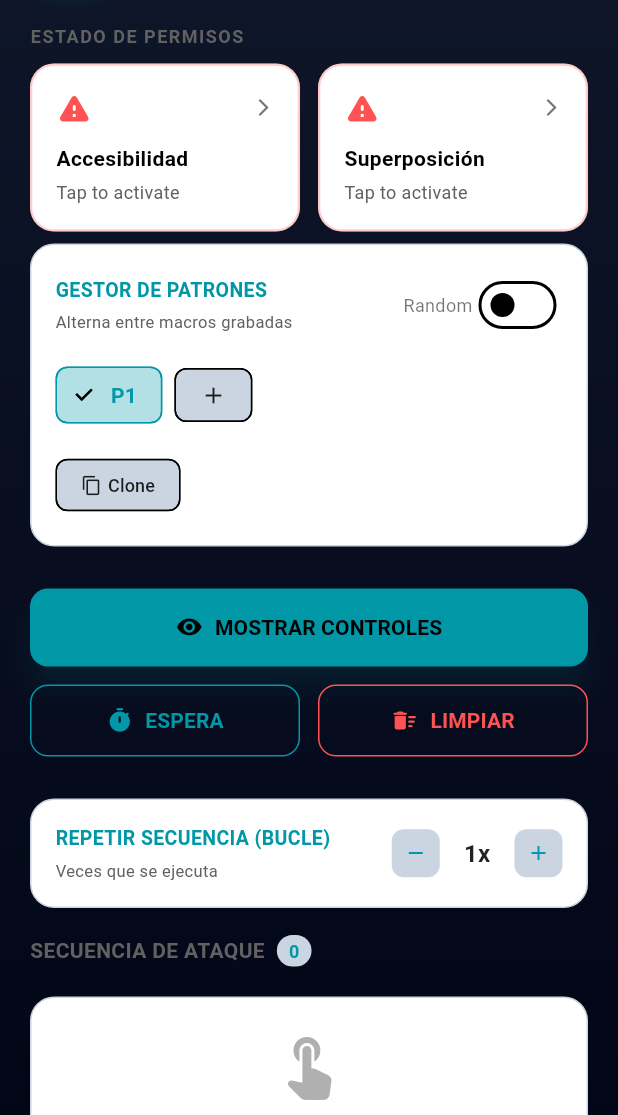
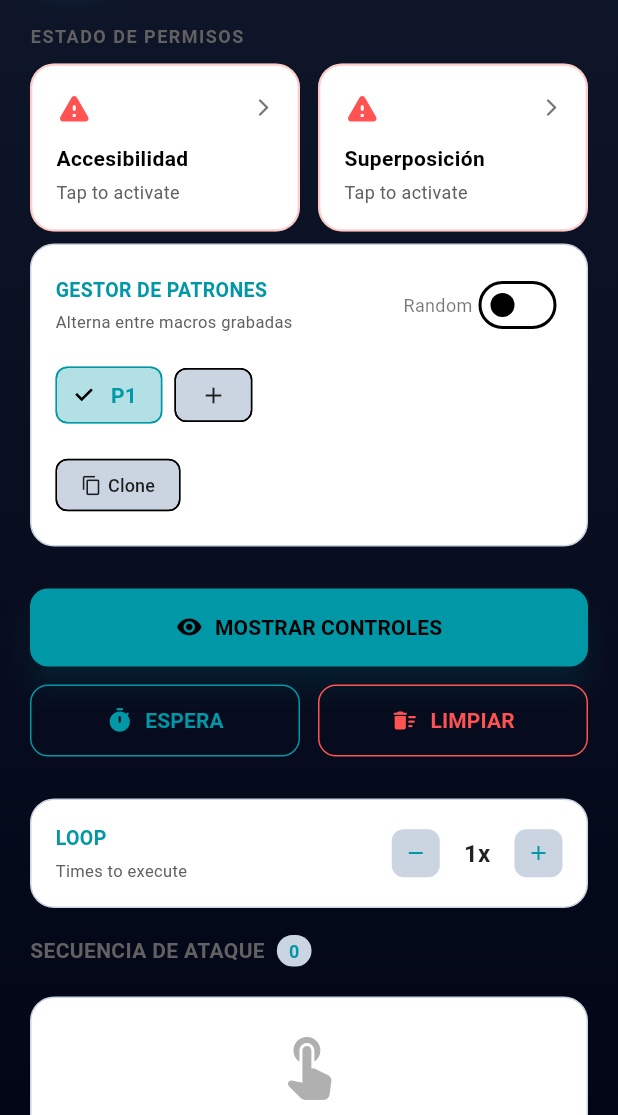
Before and after one commit to E33-a/ThaClick, a Flutter app: the screen it shows after launch, on a phone screen of 412 x 824 dp, the part 121-1236 px from its top. Run offline on Flutter 3.47's test engine with Material 3 defaults, Android fonts, the phone set to English and light mode, and no system bars; our stand-ins replace flutter_svg.

Commit message:
fix: Corregir tarjeta del bucle para que utilice la localización correcta y sea minimalista

```diff
--- a/lib/main.dart
+++ b/lib/main.dart
@@ -62,6 +62,7 @@ class AppStrings {
   static bool get isEs => Platform.localeName.startsWith('es');
   static String get title => 'ThaClick';
   static String get loop => isEs ? 'Bucle' : 'Loop';
+  static String get loopSubtitle => isEs ? 'Veces que se ejecuta' : 'Times to execute';
   static String get pattern => isEs ? 'P' : 'P';
   static String get editWait => isEs ? 'Editar Espera' : 'Edit Wait';
   static String get editPoint => isEs ? 'Editar Punto' : 'Edit Point';
@@ -986,7 +987,7 @@ class _MyHomePageState extends State<MyHomePage> with WidgetsBindingObserver {
                             crossAxisAlignment: CrossAxisAlignment.start,
                             children: [
                               Text(
-                                'REPETIR SECUENCIA (BUCLE)',
+                                AppStrings.loop.toUpperCase(),
                                 style: TextStyle(
                                   fontSize: 13,
                                   fontWeight: FontWeight.bold,
@@ -995,7 +996,7 @@ class _MyHomePageState extends State<MyHomePage> with WidgetsBindingObserver {
                               ),
                               SizedBox(height: 4),
                               Text(
-                                'Veces que se ejecuta',
+                                AppStrings.loopSubtitle,
                                 style: TextStyle(
                                   fontSize: 11,
                                   color: context.greyText,
```
